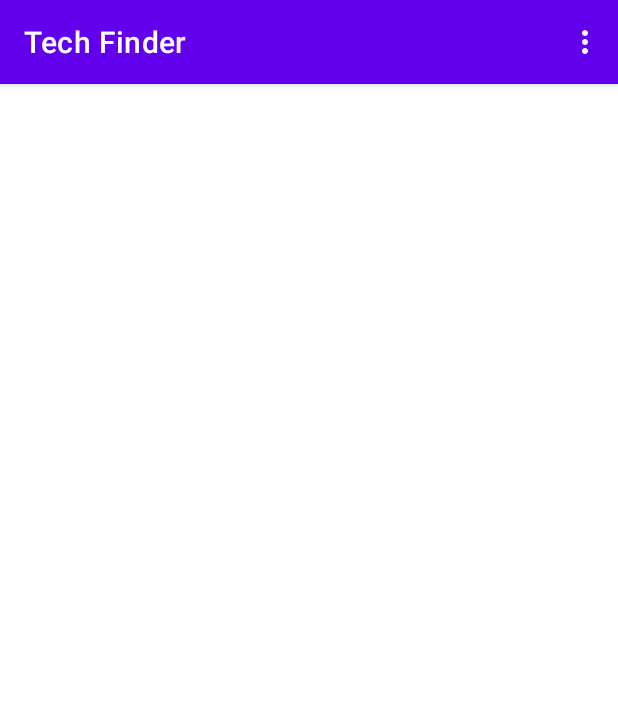
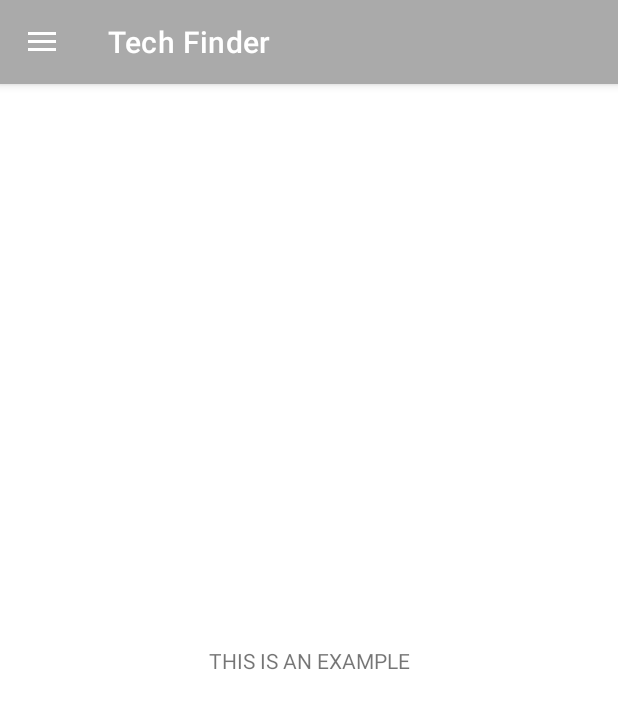
Before and after one commit to afonsofrancof/TechFinder, an Android app: the screen it shows after launch (MainActivity), on a phone screen of 412 x 824 dp. Shown: the top 709 px of the screen. Run offline under Robolectric (Android 15) with nearby library versions, the phone set to English and light mode, and no system bars; our stand-ins replace data binding, navigation-ui.

Commit message:
Navigation working

```diff
--- a/app/src/main/java/com/example/techfinder/activities/MainActivity.kt
+++ b/app/src/main/java/com/example/techfinder/activities/MainActivity.kt
@@ -8,18 +8,40 @@ import com.example.techfinder.databinding.ActivityMainBinding
 import com.example.techfinder.viewModels.MainViewModel
 import android.os.StrictMode
 import android.os.StrictMode.ThreadPolicy
+import android.util.Log
 import androidx.appcompat.widget.Toolbar
 import androidx.navigation.NavController
 import android.view.Menu
+import android.view.MenuInflater
+import androidx.appcompat.widget.TooltipCompat
+import androidx.drawerlayout.widget.DrawerLayout
+import androidx.navigation.findNavController
+import androidx.navigation.fragment.NavHostFragment
 import androidx.navigation.ui.AppBarConfiguration
+import androidx.navigation.ui.NavigationUI
+import androidx.navigation.ui.setupActionBarWithNavController
+import androidx.navigation.ui.setupWithNavController
 import com.example.techfinder.R
+import com.google.android.material.navigation.NavigationView
+import android.view.View
+
+import androidx.appcompat.app.ActionBarDrawerToggle
+import android.view.MenuItem
+
+import androidx.annotation.NonNull
+import androidx.core.view.GravityCompat
+import com.example.techfinder.fragments.ShopsFeedFragment
 
 
-class MainActivity : AppCompatActivity() {
+class MainActivity : AppCompatActivity() ,NavigationView.OnNavigationItemSelectedListener{
 
     private lateinit var navController: NavController
 
-    private lateinit var toolbar: Toolbar
+    private lateinit var toolbar : Toolbar
+
+    private lateinit var drawerLayout:DrawerLayout
+
+    private lateinit var navigationView:NavigationView
 
     private val viewModel: MainViewModel by lazy {
         ViewModelProvider(this).get(MainViewModel::class.java)
@@ -35,13 +57,40 @@ class MainActivity : AppCompatActivity() {
         val binding =
             DataBindingUtil.setContentView<ActivityMainBinding>(this, R.layout.activity_main)
 
-        val appBarConfiguration = AppBarConfiguration(navController.graph)
+        val navHostFragment =
+            supportFragmentManager.findFragmentById(R.id.host_fragment) as NavHostFragment
+        navController = navHostFragment.navController
 
+        toolbar = findViewById(R.id.toolbar)
+        setSupportActionBar(toolbar)
+
+        drawerLayout = findViewById(R.id.drawer_layout)
+        navigationView = findViewById(R.id.nav_view)
+        navigationView.setNavigationItemSelectedListener(this)
+        var toggle = ActionBarDrawerToggle(this,drawerLayout , toolbar,
+        R.string.nav_open,R.string.nav_close)
+        drawerLayout.addDrawerListener(toggle)
+        toggle.syncState()
     }
 
-    override fun onCreateOptionsMenu(menu: Menu): Boolean {
-       menuInflater.inflate(com.example.techfinder.R.menu.nav_menu, menu)
-        return super.onCreateOptionsMenu(menu)
+    override fun onBackPressed() {
+        if(drawerLayout.isDrawerOpen(GravityCompat.START)){
+            drawerLayout.closeDrawer(GravityCompat.START)
+        }else{
+            super.onBackPressed()
+        }
+    }
+
+    override fun onNavigationItemSelected(item: MenuItem): Boolean {
+        Log.i("degubthis","perfil");
+        when(item.itemId){
+
+            R.id.perfil -> {
+                navController.navigate(R.id.lojaInfoFragment)
+                drawerLayout.closeDrawer(GravityCompat.START)
+            }
+        }
+        return true
     }
 
 }
--- a/app/src/main/java/com/example/techfinder/fragments/LojaInfoFragment.kt
+++ b/app/src/main/java/com/example/techfinder/fragments/LojaInfoFragment.kt
@@ -1,12 +1,31 @@
 package com.example.techfinder.fragments
 
+import android.os.Bundle
+import android.view.LayoutInflater
+import android.view.View
+import android.view.ViewGroup
 import androidx.fragment.app.Fragment
 import androidx.lifecycle.ViewModelProvider
+import com.example.techfinder.databinding.FragmentLojaInfoBinding
+import com.example.techfinder.databinding.FragmentShopsFeedBinding
 import com.example.techfinder.viewModels.LojaInfoViewModel
 
 class LojaInfoFragment : Fragment() {
 
+    lateinit var binding: FragmentLojaInfoBinding
+
     private val viewModel : LojaInfoViewModel by lazy {
         ViewModelProvider(this).get(LojaInfoViewModel::class.java)
     }
+
+    override fun onCreateView(
+        inflater: LayoutInflater,
+        container: ViewGroup?,
+        savedInstanceState: Bundle?
+    ): View? {
+        binding = FragmentLojaInfoBinding.inflate(inflater)
+
+
+        return binding.root
+    }
 }
--- a/app/src/main/res/layout/activity_main.xml
+++ b/app/src/main/res/layout/activity_main.xml
@@ -1,20 +1,39 @@
 <?xml version="1.0" encoding="utf-8"?>
 
 <layout>
-    <?xml version="1.0" encoding="utf-8"?>
     <!-- Use DrawerLayout as root container for activity -->
     <androidx.drawerlayout.widget.DrawerLayout xmlns:android="http://schemas.android.com/apk/res/android"
+        xmlns:tools="http://schemas.android.com/tools"
         xmlns:app="http://schemas.android.com/apk/res-auto"
         android:id="@+id/drawer_layout"
         android:layout_width="match_parent"
         android:layout_height="match_parent"
-        android:fitsSystemWindows="true">
+        android:fitsSystemWindows="true"
+        tools:openDrawer="start">
 
-        <!-- Layout to contain contents of main body of screen (drawer will slide over this) -->
+        <LinearLayout
+            android:layout_width="match_parent"
+            android:layout_height="match_parent"
+            android:orientation="vertical">
+
+            <androidx.appcompat.widget.Toolbar
+                android:layout_width="match_parent"
+                android:layout_height="?attr/actionBarSize"
+                android:id="@+id/toolbar"
+                android:theme="@style/ThemeOverlay.AppCompat.Dark.ActionBar"
+                app:popupTheme="@style/ThemeOverlay.AppCompat.Light"
+                android:background="@android:color/darker_gray"
+                android:elevation="4dp">
+            </androidx.appcompat.widget.Toolbar>
+            <FrameLayout
+                android:layout_width="match_parent"
+                android:layout_height="match_parent"
+                android:id="@+id/fragment_container">
+
                 <androidx.fragment.app.FragmentContainerView
                     android:id="@+id/host_fragment"
                     android:layout_width="match_parent"
-            android:layout_height="0dp"
+                    android:layout_height="match_parent"
                     android:name="androidx.navigation.fragment.NavHostFragment"
                     app:layout_constraintStart_toStartOf="parent"
                     app:layout_constraintEnd_toEndOf="parent"
@@ -22,14 +41,18 @@
                     app:layout_constraintBottom_toBottomOf="parent"
                     app:defaultNavHost="true"
                     app:navGraph="@navigation/nav_graph" />
+            </FrameLayout>
 
-        <!-- Container for contents of drawer - use NavigationView to make configuration easier -->
+
+        </LinearLayout>
+
         <com.google.android.material.navigation.NavigationView
             android:id="@+id/nav_view"
             android:layout_width="wrap_content"
             android:layout_height="match_parent"
             android:layout_gravity="start"
-            android:fitsSystemWindows="true" />
+            android:fitsSystemWindows="true"
+            app:menu="@menu/nav_menu"/>
 
     </androidx.drawerlayout.widget.DrawerLayout>
 </layout>
--- a/app/src/main/res/layout/fragment_loja_info.xml
+++ b/app/src/main/res/layout/fragment_loja_info.xml
@@ -1,6 +1,16 @@
 <?xml version="1.0" encoding="utf-8"?>
+<layout>
 <androidx.constraintlayout.widget.ConstraintLayout xmlns:android="http://schemas.android.com/apk/res/android"
     android:layout_width="match_parent"
     android:layout_height="match_parent">
+    <TextView
+        android:layout_width="match_parent"
+        android:layout_height="match_parent"
+        android:gravity="center"
+        android:text="TEOIHETAOHTAEO"
+        android:textColor="@color/black">
+
+    </TextView>
 
 </androidx.constraintlayout.widget.ConstraintLayout>
+</layout>
--- a/app/src/main/res/layout/fragment_shops_feed.xml
+++ b/app/src/main/res/layout/fragment_shops_feed.xml
@@ -13,7 +13,7 @@
         app:layout_constraintBottom_toBottomOf="parent"
         app:layout_constraintStart_toStartOf="parent"
         app:layout_constraintEnd_toEndOf="parent"
-        tools:text="THIS IS AN EXAMPLE"
+        android:text="THIS IS AN EXAMPLE"
         >
 
     </TextView>
--- a/app/src/main/res/menu/nav_menu.xml
+++ b/app/src/main/res/menu/nav_menu.xml
@@ -2,15 +2,15 @@
 <menu xmlns:android="http://schemas.android.com/apk/res/android">
     <item android:title="UTILIZADOR">
         <menu>
-            <item android:title="Perfil" android:icon="@drawable/ic_pessoa"/>
-            <item android:title="Favoritos" android:icon="@drawable/ic_favoritos"/>
-            <item android:title="Comentários" android:icon="@drawable/ic_comentario"/>
-            <item android:title="Alterar palavra-passe" android:icon="@drawable/ic_cadeado"/>
+            <item android:title="Perfil" android:icon="@drawable/ic_pessoa" android:id="@+id/perfil"/>
+            <item android:title="Favoritos" android:icon="@drawable/ic_favoritos" android:id="@+id/favoritos"/>
+            <item android:title="Comentários" android:icon="@drawable/ic_comentario" android:id="@+id/comentarios"/>
+            <item android:title="Alterar palavra-passe" android:icon="@drawable/ic_cadeado" android:id="@+id/alterar_palavra_passe"/>
         </menu>
     </item>
     <item android:title="SESSÃO">
         <menu>
-            <item android:title="Terminar sessão" android:icon="@drawable/ic_logout"/>
+            <item android:title="Terminar sessão" android:icon="@drawable/ic_logout" android:id="@+id/logout"/>
         </menu>
     </item>
 
--- a/app/src/main/res/navigation/nav_graph.xml
+++ b/app/src/main/res/navigation/nav_graph.xml
@@ -3,14 +3,14 @@
     xmlns:app="http://schemas.android.com/apk/res-auto"
     xmlns:tools="http://schemas.android.com/tools"
     android:id="@+id/nav_graph"
-    app:startDestination="@id/shopsFeedFragment2">
+    app:startDestination="@id/shopsFeedFragment">
     <fragment
         tools:layout="@layout/fragment_shops_feed"
-        android:id="@+id/shopsFeedFragment2"
+        android:id="@+id/shopsFeedFragment"
         android:name="com.example.techfinder.fragments.ShopsFeedFragment"
         android:label="ShopsFeedFragment" >
         <action
-            android:id="@+id/action_shopsFeedFragment2_to_lojaInfoFragment"
+            android:id="@+id/action_shopsFeedFragment_to_lojaInfoFragment"
             app:destination="@id/lojaInfoFragment" />
     </fragment>
     <fragment
--- a/app/src/main/res/values-night/themes.xml
+++ b/app/src/main/res/values-night/themes.xml
@@ -1,6 +1,6 @@
 <resources xmlns:tools="http://schemas.android.com/tools">
     <!-- Base application theme. -->
-    <style name="Theme.TechFinder" parent="Theme.MaterialComponents.DayNight.DarkActionBar">
+    <style name="Theme.TechFinder" parent="Theme.MaterialComponents.DayNight.NoActionBar">
         <!-- Primary brand color. -->
         <item name="colorPrimary">@color/purple_200</item>
         <item name="colorPrimaryVariant">@color/purple_700</item>
--- a/app/src/main/res/values/strings.xml
+++ b/app/src/main/res/values/strings.xml
@@ -1,3 +1,5 @@
 <resources>
     <string name="app_name">Tech Finder</string>
+    <string name="nav_open">Open</string>
+    <string name="nav_close">Close</string>
 </resources>
--- a/app/src/main/res/values/themes.xml
+++ b/app/src/main/res/values/themes.xml
@@ -1,6 +1,6 @@
 <resources xmlns:tools="http://schemas.android.com/tools">
     <!-- Base application theme. -->
-    <style name="Theme.TechFinder" parent="Theme.MaterialComponents.DayNight.DarkActionBar">
+    <style name="Theme.TechFinder" parent="Theme.MaterialComponents.Light.NoActionBar">
         <!-- Primary brand color. -->
         <item name="colorPrimary">@color/purple_500</item>
         <item name="colorPrimaryVariant">@color/purple_700</item>
@@ -10,7 +10,7 @@
         <item name="colorSecondaryVariant">@color/teal_700</item>
         <item name="colorOnSecondary">@color/black</item>
         <!-- Status bar color. -->
-        <item name="android:statusBarColor" tools:targetApi="l">?attr/colorPrimaryVariant</item>
+        <item name="android:statusBarColor" tools:targetApi="l">@android:color/transparent</item>
         <!-- Customize your theme here. -->
     </style>
 </resources>
```
Lines whose indentation alone changed are shown as unchanged.
